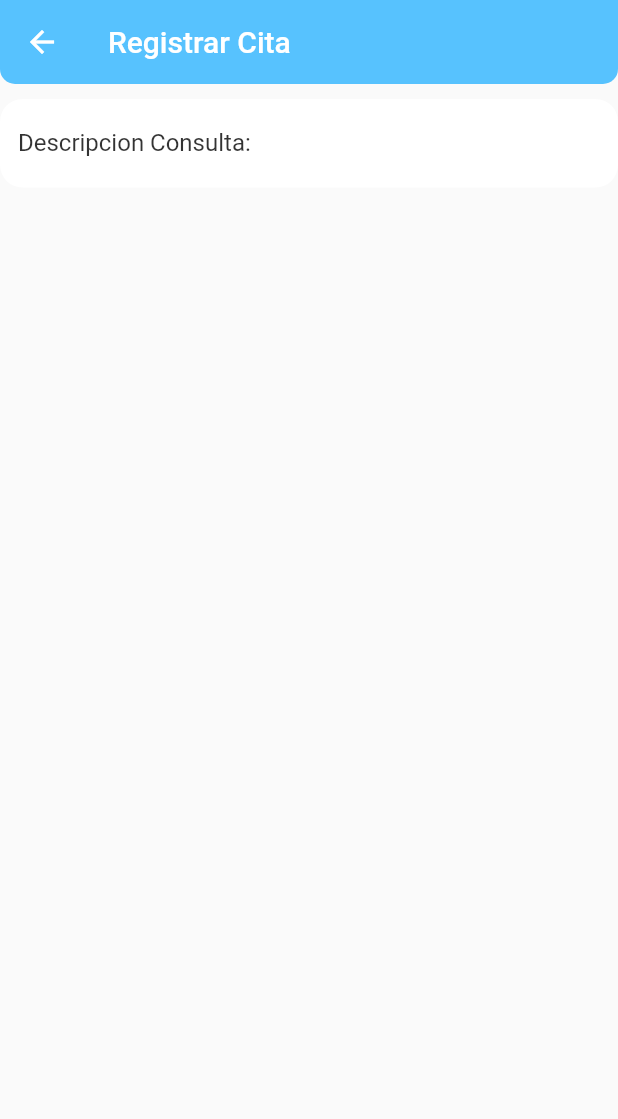
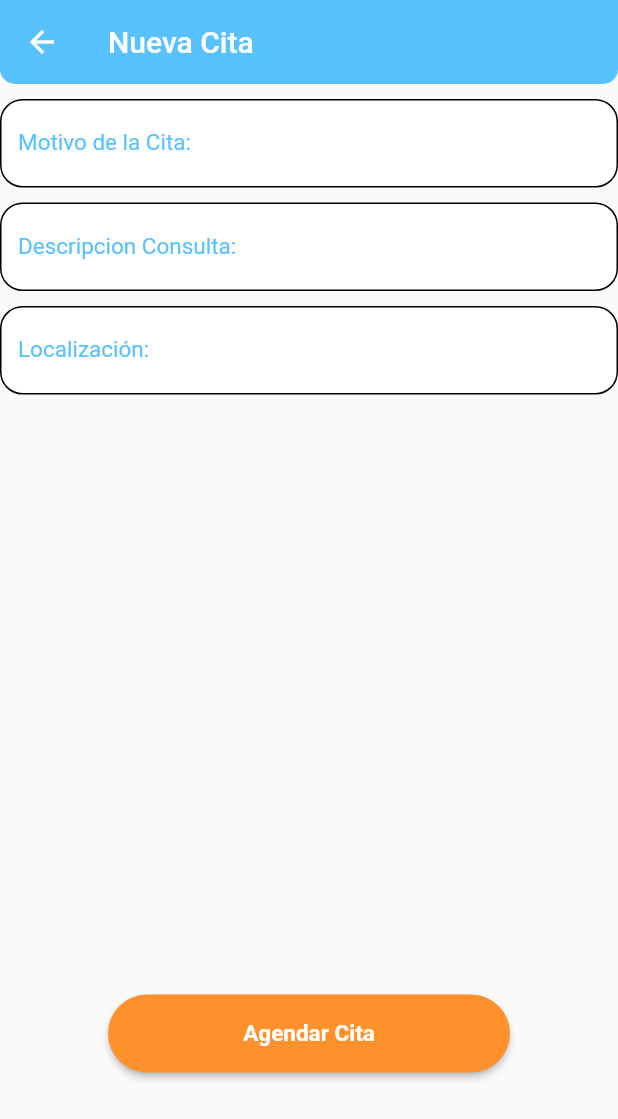
Before and after one commit to carloslamaquinap11/fisi_2022_2_tribusrock_donomar_fe, a Flutter app: the HomeScreen screen opened by its route, after a tap on "Solicitar una nueva cita", on a phone screen of 412 x 824 dp. Shown: the top 1119 px of the screen. Run offline on Flutter 3.47's test engine with Material 2 defaults, Android fonts, the light colour scheme and no system bars.

Commit message:
avance agendar cita formulario

```diff
--- a/lib/screens/home_screen.dart
+++ b/lib/screens/home_screen.dart
@@ -81,15 +81,15 @@ class HomeScreen extends StatelessWidget {
                   // padding: const EdgeInsets.all(8),
                   mainAxisAlignment: MainAxisAlignment.spaceEvenly,
                   children: [
-                    CustomNextAppointmentButton(
-                        name: 'REVISIÓN MÉDICA DE IMPLANTE MAMARIO',
-                        time: '09:00 a.m.'),
-                    CustomNextAppointmentButton(
-                        name: 'REVISIÓN MÉDICA DE IMPLANTE MAMARIO',
-                        time: '09:00 a.m.'),
-                    CustomNextAppointmentButton(
-                        name: 'REVISIÓN MÉDICA DE IMPLANTE MAMARIO',
-                        time: '09:00 a.m.'),
+                    //  CustomNextAppointmentButton(
+                    //      name: 'REVISIÓN MÉDICA DE IMPLANTE MAMARIO',
+                    //      time: '09:00 a.m.'),
+                    // CustomNextAppointmentButton(
+                    //      name: 'REVISIÓN MÉDICA DE IMPLANTE MAMARIO',
+                    //      time: '09:00 a.m.'),
+                    //  CustomNextAppointmentButton(
+                    //     name: 'REVISIÓN MÉDICA DE IMPLANTE MAMARIO',
+                    //      time: '09:00 a.m.'),
                   ],
                 ),
                 Column(
--- a/lib/screens/login_screen.dart
+++ b/lib/screens/login_screen.dart
@@ -98,7 +98,7 @@ class LoginScreen extends StatelessWidget {
                             style: TextStyle(color: Colors.black38)),
 
                         CustomTextButton(
-                            text: 'Regístro',
+                            text: 'Registro',
                             route: 'registro',
                             width: ancho * 0.22),
 
--- a/lib/screens/registro_cita_screen.dart
+++ b/lib/screens/registro_cita_screen.dart
@@ -1,4 +1,5 @@
 import 'package:fisi_2022_2_tribusrock_donomar_fe/router/app_routes.dart';
+import 'package:fisi_2022_2_tribusrock_donomar_fe/screens/home_screen.dart';
 // import 'package:fisi_2022_2_tribusrock_donomar_fe/screens/screens.dart';
 // import 'package:fisi_2022_2_tribusrock_donomar_fe/widgets/custom_medical_button.dart';
 // import 'package:fisi_2022_2_tribusrock_donomar_fe/widgets/custom_next_appointment_button.dart';
@@ -29,7 +30,7 @@ class RegistroCitaScreen extends StatelessWidget {
           ])),
       child: Scaffold(
         appBar: AppBar(
-          title: const Text('Registrar Cita'),
+          title: const Text('Nueva Cita'),
           shape: const RoundedRectangleBorder(
               borderRadius: BorderRadius.only(
                   bottomLeft: Radius.circular(10),
@@ -40,13 +41,53 @@ class RegistroCitaScreen extends StatelessWidget {
             height: 10,
           ),
           CustomInputField(
+            labelText: 'Motivo de la Cita: ',
+            keyboardType: TextInputType.emailAddress,
+            formProperty: 'reason',
+            formValues: formValues,
+          ),
+          const SizedBox(
+            height: 10,
+          ),
+           CustomInputField(
             labelText: 'Descripcion Consulta: ',
             keyboardType: TextInputType.emailAddress,
-            formProperty: 'email',
+            formProperty: 'description',
             formValues: formValues,
           ),
-        ]),
+          const SizedBox(
+            height: 10,
+          ),
+           CustomInputField(
+            labelText: 'Localización: ',
+            keyboardType: TextInputType.emailAddress,
+            formProperty: 'location',
+            formValues: formValues,
+          ),
+          SizedBox(height: 400,),
+          ElevatedButton(
+                  onPressed: () {
+
+
+
+                  },
+                  style: ElevatedButton.styleFrom(
+                    maximumSize: const Size(268, 52),
+                    minimumSize: const Size(268, 52),
+                    backgroundColor: const Color(0xFFFF912C),
+                    shape: const RoundedRectangleBorder(
+                        borderRadius: BorderRadius.all(Radius.circular(30))),
+                  ),
+                  child: const Text('Agendar Cita',
+                      style:
+                          TextStyle(fontSize: 15, fontWeight: FontWeight.w700),
+                      maxLines: 1,
+                      textAlign: TextAlign.center),
+                ),
+        ],),
+
       ),
     );
   }
+
 }
--- a/lib/widgets/custom_input_field.dart
+++ b/lib/widgets/custom_input_field.dart
@@ -29,18 +29,21 @@ class CustomInputField extends StatelessWidget {
         icon: icon,
         border: InputBorder.none,
         focusedBorder: OutlineInputBorder(
-          borderSide: BorderSide(width: 1,color: Colors.transparent),
-          borderRadius: BorderRadius.circular(15)
+          borderSide: BorderSide(width: 1,color: Colors.black),
+          borderRadius: BorderRadius.circular(15),
+
         ),
         enabledBorder: OutlineInputBorder(
-          borderSide: BorderSide(width: 1,color: Colors.transparent),
+          borderSide: BorderSide(width: 1,color: Colors.black),
           borderRadius: BorderRadius.circular(15)
         ),
         filled: true,
         fillColor: Colors.white,
         labelText: labelText,
         labelStyle: TextStyle(
-          color: Color.fromRGBO(0, 0, 0, 0.8)
+          fontSize: 15,
+          color: Color(0xFF57C2FE),
+
         )
       ),
       style: TextStyle(
```
